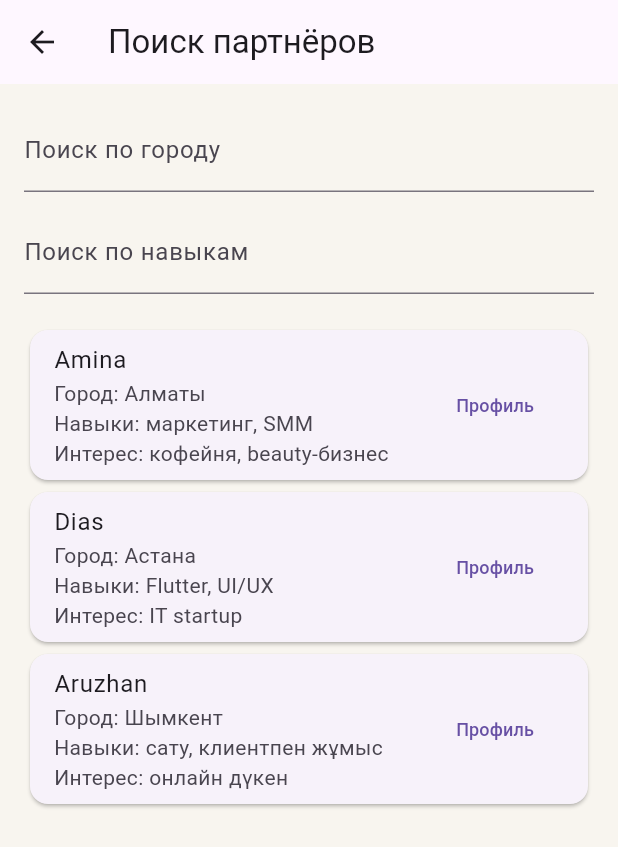
After one commit to AruUkenova/AruStart, a Flutter app: the screen it shows after launch, after a tap on "Партнёры", on a phone screen of 412 x 824 dp. The commit adds this screen. Shown: the top 847 px of the screen. Run offline on Flutter 3.47's test engine with Material 3 defaults, Android fonts, the phone set to English and light mode, and no system bars; our stand-ins replace flutter_riverpod, hive, hive_flutter; accounts and stored records are empty.

Commit message:
Day5: user profile, partner search, filters

```diff
--- a/lib/presentation/home/home_screen.dart
+++ b/lib/presentation/home/home_screen.dart
@@ -4,6 +4,8 @@ import 'package:flutter_riverpod/flutter_riverpod.dart';
 import '../../core/localization/app_strings.dart';
 import '../../core/localization/language_provider.dart';
 import '../../data/datasources/hive_service.dart';
+import '../profile/profile_screen.dart';
+import '../partners/partner_search_screen.dart';
 
 class HomeScreen extends ConsumerStatefulWidget {
   const HomeScreen({super.key});
@@ -311,6 +313,38 @@ class _HomeScreenState extends ConsumerState<HomeScreen> {
               },
               child: Text(AppStrings.addIdea(lang)),
             ),
+            const SizedBox(height: 12),
+Row(
+  children: [
+    Expanded(
+      child: OutlinedButton(
+        onPressed: () {
+          Navigator.push(
+            context,
+            MaterialPageRoute(
+              builder: (_) => ProfileScreen(lang: lang),
+            ),
+          );
+        },
+        child: Text(lang == 'kk' ? 'Профиль' : 'Профиль'),
+      ),
+    ),
+    const SizedBox(width: 12),
+    Expanded(
+      child: OutlinedButton(
+        onPressed: () {
+          Navigator.push(
+            context,
+            MaterialPageRoute(
+              builder: (_) => PartnerSearchScreen(lang: lang),
+            ),
+          );
+        },
+        child: Text(lang == 'kk' ? 'Серіктестер' : 'Партнёры'),
+      ),
+    ),
+  ],
+),
             const SizedBox(height: 20),
             DropdownButton<int?>(
               value: filterCategoryIndex,
--- /dev/null
+++ b/lib/presentation/partners/partner_search_screen.dart
@@ -0,0 +1,151 @@
+import 'package:flutter/material.dart';
+
+class PartnerSearchScreen extends StatefulWidget {
+  final String lang;
+
+  const PartnerSearchScreen({
+    super.key,
+    required this.lang,
+  });
+
+  @override
+  State<PartnerSearchScreen> createState() => _PartnerSearchScreenState();
+}
+
+class _PartnerSearchScreenState extends State<PartnerSearchScreen> {
+  String cityFilter = '';
+  String skillFilter = '';
+
+  final partners = [
+    {
+      'name': 'Amina',
+      'city': 'Алматы',
+      'skills': 'маркетинг, SMM',
+      'interest': 'кофейня, beauty-бизнес',
+      'about': 'Бизнес бастағысы келетін SMM маманы.',
+      'contact': '@amina_start',
+    },
+    {
+      'name': 'Dias',
+      'city': 'Астана',
+      'skills': 'Flutter, UI/UX',
+      'interest': 'IT startup',
+      'about': 'Мобильді қосымша жасаумен айналысады.',
+      'contact': '@dias_dev',
+    },
+    {
+      'name': 'Aruzhan',
+      'city': 'Шымкент',
+      'skills': 'сату, клиентпен жұмыс',
+      'interest': 'онлайн дүкен',
+      'about': 'Онлайн сауда бағытын дамытқысы келеді.',
+      'contact': '@aruzhan_biz',
+    },
+  ];
+
+  @override
+  Widget build(BuildContext context) {
+    final isKk = widget.lang == 'kk';
+
+    final filteredPartners = partners.where((partner) {
+      final city = partner['city']!.toLowerCase();
+      final skills = partner['skills']!.toLowerCase();
+
+      final matchesCity = cityFilter.isEmpty ||
+          city.contains(cityFilter.toLowerCase());
+
+      final matchesSkill = skillFilter.isEmpty ||
+          skills.contains(skillFilter.toLowerCase());
+
+      return matchesCity && matchesSkill;
+    }).toList();
+
+    return Scaffold(
+      appBar: AppBar(
+        title: Text(isKk ? 'Серіктес іздеу' : 'Поиск партнёров'),
+      ),
+      body: Padding(
+        padding: const EdgeInsets.all(16),
+        child: Column(
+          children: [
+            TextField(
+              decoration: InputDecoration(
+                labelText: isKk ? 'Қала бойынша іздеу' : 'Поиск по городу',
+              ),
+              onChanged: (value) {
+                setState(() {
+                  cityFilter = value;
+                });
+              },
+            ),
+            const SizedBox(height: 12),
+            TextField(
+              decoration: InputDecoration(
+                labelText: isKk ? 'Дағды бойынша іздеу' : 'Поиск по навыкам',
+              ),
+              onChanged: (value) {
+                setState(() {
+                  skillFilter = value;
+                });
+              },
+            ),
+            const SizedBox(height: 20),
+            Expanded(
+              child: filteredPartners.isEmpty
+                  ? Center(
+                      child: Text(
+                        isKk ? 'Серіктес табылмады' : 'Партнёры не найдены',
+                      ),
+                    )
+                  : ListView.builder(
+                      itemCount: filteredPartners.length,
+                      itemBuilder: (context, index) {
+                        final partner = filteredPartners[index];
+
+                        return Card(
+                          child: ListTile(
+                            title: Text(partner['name']!),
+                            subtitle: Text(
+                              '${isKk ? 'Қала' : 'Город'}: ${partner['city']}\n'
+                              '${isKk ? 'Дағдылар' : 'Навыки'}: ${partner['skills']}\n'
+                              '${isKk ? 'Қызығушылық' : 'Интерес'}: ${partner['interest']}',
+                            ),
+                            trailing: TextButton(
+                              onPressed: () {
+                                showDialog(
+                                  context: context,
+                                  builder: (context) {
+                                    return AlertDialog(
+                                      title: Text(partner['name']!),
+                                      content: Text(
+                                        '${partner['about']}\n\n'
+                                        '${isKk ? 'Байланыс' : 'Контакт'}: ${partner['contact']}',
+                                      ),
+                                      actions: [
+                                        TextButton(
+                                          onPressed: () {
+                                            Navigator.pop(context);
+                                          },
+                                          child: Text(isKk ? 'Жабу' : 'Закрыть'),
+                                        ),
+                                      ],
+                                    );
+                                  },
+                                );
+                              },
+                              child: Text(
+                                isKk ? 'Профиль' : 'Профиль',
+                                style: const TextStyle(fontSize: 12),
+                              ),
+                            ),
+                          ),
+                        );
+                      },
+                    ),
+            ),
+          ],
+        ),
+      ),
+    );
+  }
+}
```
Also changed, not shown: lib/data/datasources/hive_service.dart (+23 -7 lines), lib/presentation/profile/profile_screen.dart (added, +147 -0 lines).
